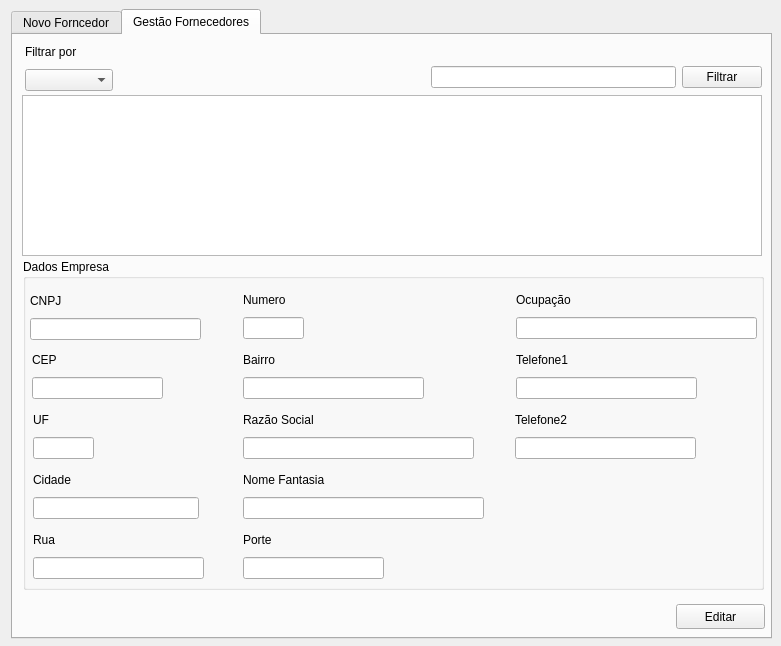
Before: the Qt Designer form frm_gestaofornecedores.ui in ustop0/TCC, drawn with Qt 5.
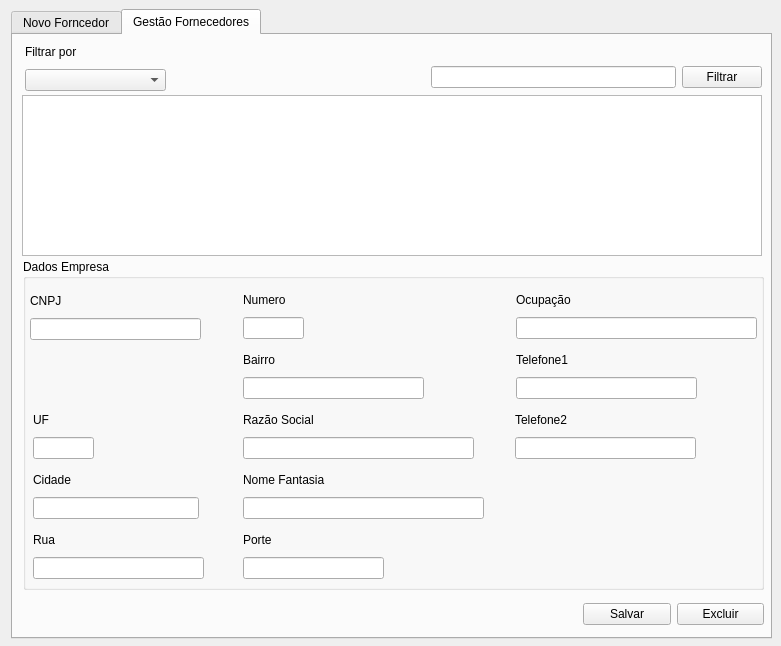
After: the same form once the commit is applied. The open tabs and pages were chosen to show the change.

Commit message:
Desenvolvendo a tela de fornecedores
Desenvolvimento de todas as funções da tela de fornecedores.

É necessários realizar testes e validações

Diff of the .ui file:
```diff
--- a/frm_gestaofornecedores.ui
+++ b/frm_gestaofornecedores.ui
@@ -364,7 +364,7 @@
       <rect>
        <x>12</x>
        <y>6</y>
-       <width>88</width>
+       <width>141</width>
        <height>50</height>
       </rect>
      </property>
@@ -413,19 +413,6 @@
       </rect>
      </property>
     </widget>
-    <widget class="QPushButton" name="btn_ge_editar">
-     <property name="geometry">
-      <rect>
-       <x>663</x>
-       <y>569</y>
-       <width>89</width>
-       <height>25</height>
-      </rect>
-     </property>
-     <property name="text">
-      <string>Editar</string>
-     </property>
-    </widget>
     <widget class="QGroupBox" name="groupBox_2">
      <property name="geometry">
       <rect>
@@ -614,28 +601,6 @@
        </item>
       </layout>
      </widget>
-     <widget class="QWidget" name="layoutWidget_39">
-      <property name="geometry">
-       <rect>
-        <x>9</x>
-        <y>90</y>
-        <width>131</width>
-        <height>50</height>
-       </rect>
-      </property>
-      <layout class="QVBoxLayout" name="verticalLayout_37">
-       <item>
-        <widget class="QLabel" name="label_36">
-         <property name="text">
-          <string>CEP</string>
-         </property>
-        </widget>
-       </item>
-       <item>
-        <widget class="QLineEdit" name="txt_ge_cep"/>
-       </item>
-      </layout>
-     </widget>
      <widget class="QWidget" name="layoutWidget_40">
       <property name="geometry">
        <rect>
@@ -725,6 +690,32 @@
       </layout>
      </widget>
     </widget>
+    <widget class="QWidget" name="">
+     <property name="geometry">
+      <rect>
+       <x>570</x>
+       <y>566</y>
+       <width>181</width>
+       <height>27</height>
+      </rect>
+     </property>
+     <layout class="QHBoxLayout" name="horizontalLayout_2">
+      <item>
+       <widget class="QPushButton" name="btn_ge_salvar">
+        <property name="text">
+         <string>Salvar</string>
+        </property>
+       </widget>
+      </item>
+      <item>
+       <widget class="QPushButton" name="btn_ge_excluir">
+        <property name="text">
+         <string>Excluir</string>
+        </property>
+       </widget>
+      </item>
+     </layout>
+    </widget>
    </widget>
   </widget>
   <widget class="QWidget" name="layoutWidget">
```
Left out of the diff: 28 changed lines with no effect on the pictures. The commit also changes 7 other files.
